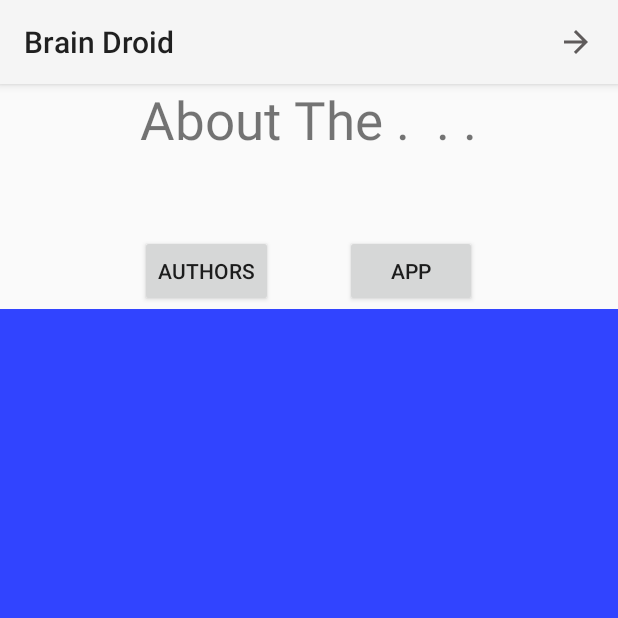
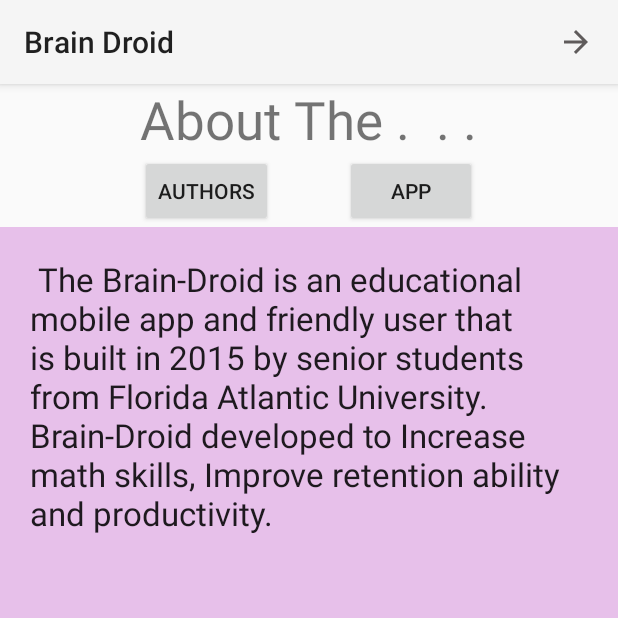
Before and after one commit to morenocami/Brain-Droid, an Android app: the screen it shows after launch (Intro), after a tap on "APP", on a phone screen of 412 x 824 dp, the top half of it. Run offline under Robolectric (Android 15) with nearby library versions, the phone set to English and light mode, and no system bars; libraries missing offline, so code that uses them is left out: com.parse; 2 statements that could not run were skipped.

Commit message:
Changes 6:58pm

```diff
--- a/Brain Droid/app/src/main/java/com/braindroid/braindroid/Frag_AboutApp.java
+++ b/Brain Droid/app/src/main/java/com/braindroid/braindroid/Frag_AboutApp.java
@@ -16,23 +16,19 @@
 public class Frag_AboutApp extends Fragment {
 
 
+    View view;
     TextView tv2;
 
     @Override
     public View onCreateView(LayoutInflater inflater, ViewGroup container, Bundle savedInstanceState)
     {
-        /*tv2.findViewById(R.id.AP);
-        tv2.setText(" Fahad Alqattan, Camilo Moreno, and Vanessa Plugues are the brains behind the Brain-Droid App." +
-                "\n\n All Students at Florida Atlantic University, coming together to form what many call a break through in APP Development.  " +
-                " Fahad Alqattan born and raised in Kuwait, a Senior in his double major in computer engineering/science." +
-                " To all the ladies in the class, HE IS SINGLE." +
-                "\n\n  Vanessa Plugues born and raised in Florida, a Junior is her double major in computer engineering/science." +
-                " Ms. Plugues is a mother of 1 and works as a part time tutor." +
-                "\n\n Camilo Moreno born and raised in Colombia, a Senior in his double major in computer engineer/science." +
-                " Part time drummer, part time tutor, and full time awesome."   );
+        view = inflater.inflate(R.layout.about_app, container, false);
+        tv2 = (TextView) view.findViewById(R.id.AP);
+        tv2.setText(" The Brain-Droid is an educational mobile app and friendly user that is built in 2015" +
+                " by senior students from Florida Atlantic University. Brain-Droid developed to Increase " +
+                "math skills, Improve retention ability and productivity.\n"   );
 
-        tv2.setTextColor(Color.BLUE);*/
-        return inflater.inflate(R.layout.about_app, container, false);
+        return view;
     }
 
 }
--- a/Brain Droid/app/src/main/java/com/braindroid/braindroid/Frag_AboutUs.java
+++ b/Brain Droid/app/src/main/java/com/braindroid/braindroid/Frag_AboutUs.java
@@ -15,12 +15,14 @@
 
 public class Frag_AboutUs extends Fragment {
 
+    View view;
     TextView tv1;
 
     @Override
     public View onCreateView(LayoutInflater inflater, ViewGroup container, Bundle savedInstanceState)
     {
-       /* tv1.findViewById(R.id.AS);
+        view= inflater.inflate(R.layout.about_us, container,false);
+       tv1= (TextView) view.findViewById(R.id.AS);
 
         tv1.setText(" Fahad Alqattan, Camilo Moreno, and Vanessa Plugues are the brains behind the Brain-Droid App." +
                 "\n\n All Students at Florida Atlantic University, coming together to form what many call a break through in APP Development.  " +
@@ -31,9 +33,7 @@
                 "\n\n Camilo Moreno born and raised in Colombia, a Senior in his double major in computer engineer/science." +
                 " Part time drummer, part time tutor, and full time awesome."   );
 
-        tv1.setTextColor(Color.BLUE);*/
-
-        return inflater.inflate(R.layout.about_us, container, false);
+        return view;
     }
 
 
--- a/Brain Droid/app/src/main/res/layout/about_app.xml
+++ b/Brain Droid/app/src/main/res/layout/about_app.xml
@@ -6,7 +6,7 @@
     android:layout_height="match_parent"
     android:weightSum="1"
     android:id="@+id/Frag_AboutApp"
-    android:background="#3144ff">
+    android:background="#e7c0ea">
 
     <TextView
         android:layout_width="fill_parent"
--- a/Brain Droid/app/src/main/res/layout/about_us.xml
+++ b/Brain Droid/app/src/main/res/layout/about_us.xml
@@ -5,7 +5,7 @@
     android:layout_height="match_parent"
     android:id="@+id/Frag_AboutUs"
     android:weightSum="1"
-    android:background="#2dff20">
+    android:background="#e7c0ea">
 
     <ScrollView
         android:layout_width="wrap_content"
--- a/Brain Droid/app/src/main/res/layout/intro.xml
+++ b/Brain Droid/app/src/main/res/layout/intro.xml
@@ -21,12 +21,11 @@
         android:layout_height="wrap_content"
         android:text="Authors"
         android:id="@+id/authors"
+        android:nestedScrollingEnabled="false"
+        android:onClick="changeFrag"
         android:layout_below="@+id/textView8"
         android:layout_alignLeft="@+id/textView8"
-        android:layout_alignStart="@+id/textView8"
-        android:layout_marginTop="53dp"
-        android:nestedScrollingEnabled="false"
-        android:onClick="changeFrag" />
+        android:layout_alignStart="@+id/textView8" />
 
         <Button
             android:layout_width="wrap_content"
@@ -54,8 +53,8 @@
             android:layout_alignParentBottom="true"
             android:layout_alignParentLeft="true"
             android:layout_alignParentStart="true"
-            android:layout_marginTop="150dp"
-            android:id="@+id/lay">
+            android:id="@+id/lay"
+            android:layout_below="@+id/authors">
 
         </LinearLayout>
 
```
